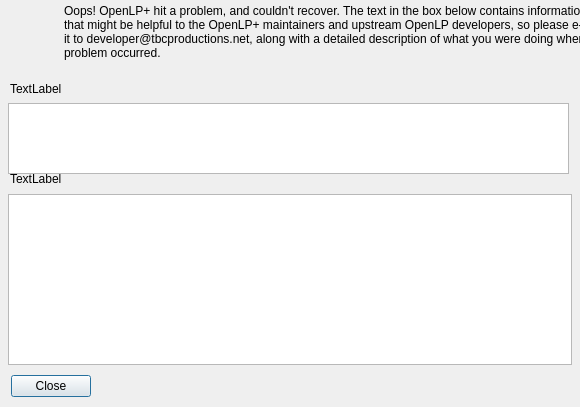
The window that resources/forms/exceptiondialog.ui (tbc-productions/opal-presenter) describes before a commit, drawn with Qt 5.
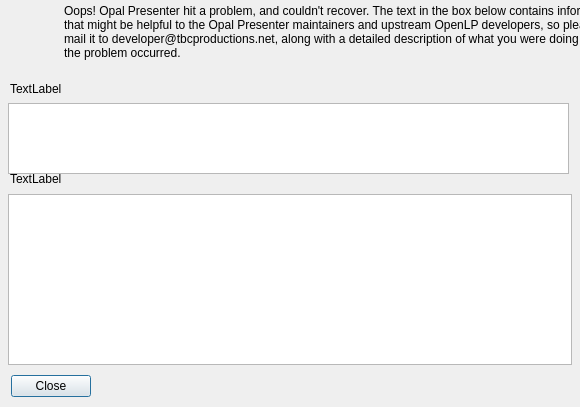
The same window after the commit. Icons and pictures are not drawn.

Commit message: Rebrand as Opal Presenter and introduce native document formats

Diff of the .ui file:
```diff
--- a/resources/forms/exceptiondialog.ui
+++ b/resources/forms/exceptiondialog.ui
@@ -126,7 +126,7 @@
     <item>
      <widget class="QLabel" name="messageLabel">
       <property name="text">
-        <string>Oops! OpenLP+ hit a problem, and couldn't recover. The text in the box below contains information that might be helpful to the OpenLP+ maintainers and upstream OpenLP developers, so please e-mail it to developer@tbcproductions.net, along with a detailed description of what you were doing when the problem occurred.</string>
+        <string>Oops! Opal Presenter hit a problem, and couldn't recover. The text in the box below contains information that might be helpful to the Opal Presenter maintainers and upstream OpenLP developers, so please e-mail it to developer@tbcproductions.net, along with a detailed description of what you were doing when the problem occurred.</string>
       </property>
       <property name="wordWrap">
        <bool>true</bool>
```
The commit also changes 222 other files.
